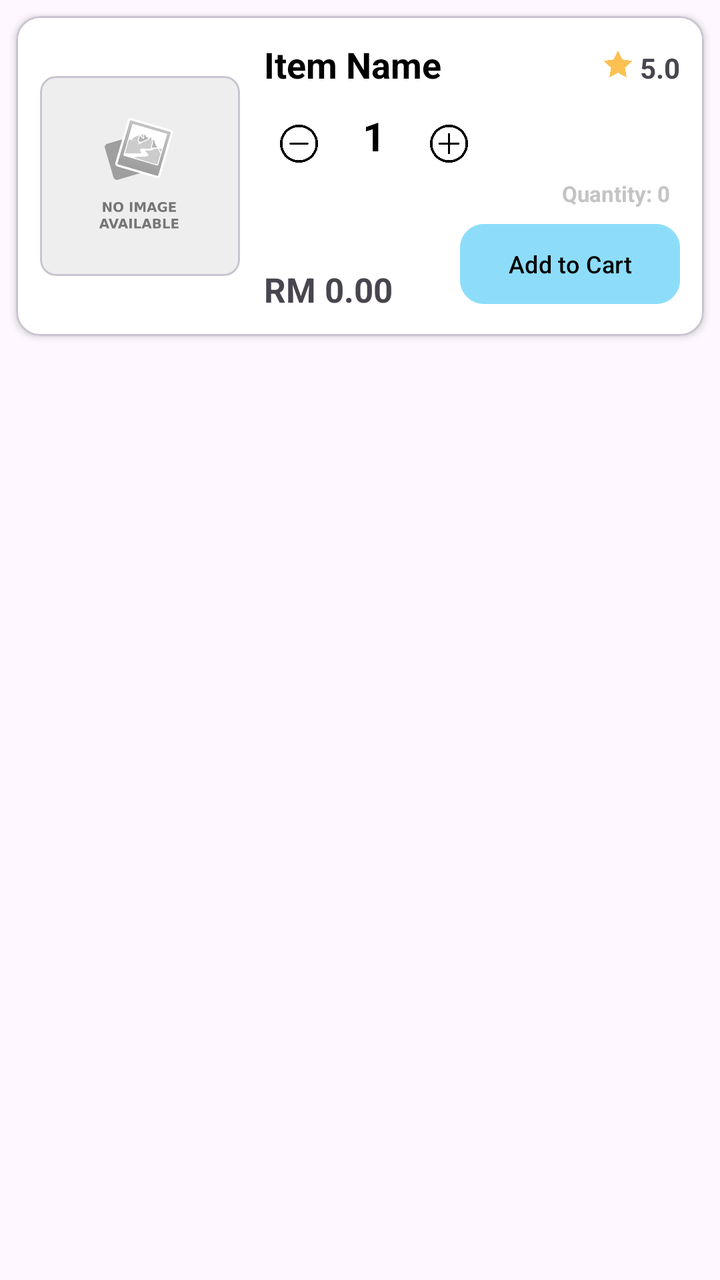
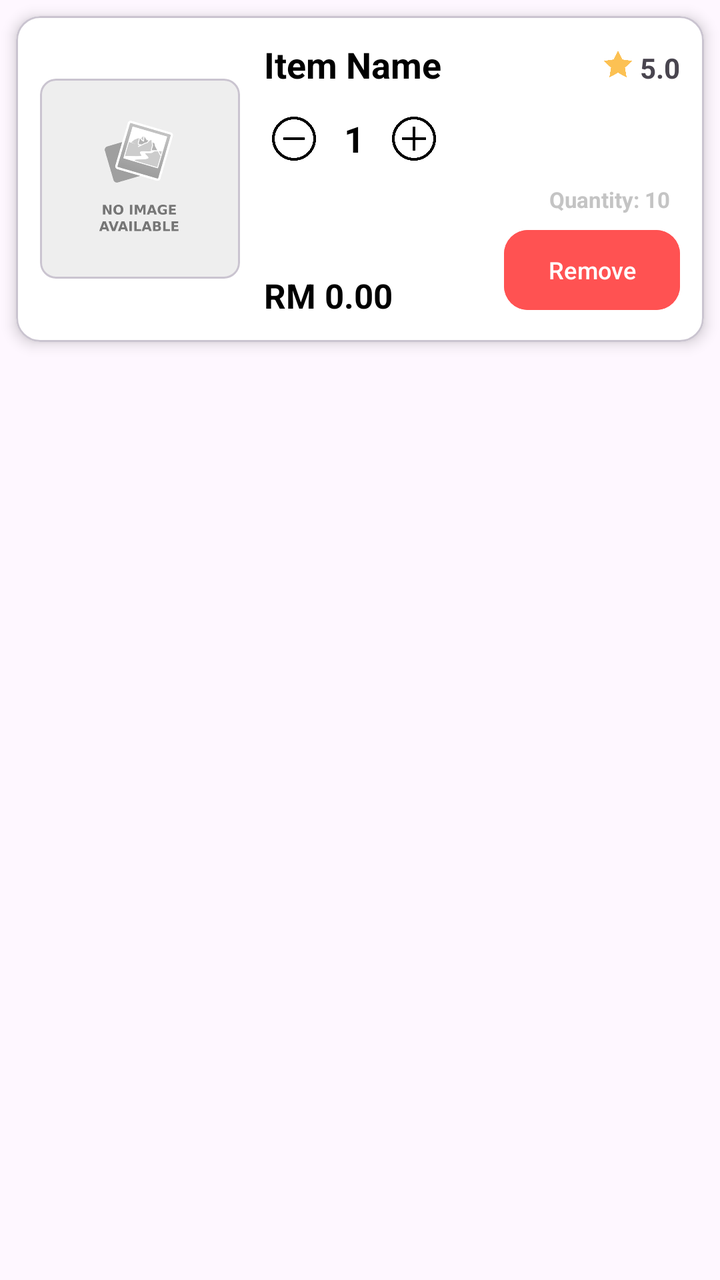

The first picture is an Android layout as it rendered before a commit; the second is the same layout after the commit. The layout source and the unified diff follow.
<!-- AndroidManifest.xml: application theme Theme.ShipEatsCustomer -->
<!-- res/layout/shopping_cart_items_layout.xml -->
<?xml version="1.0" encoding="utf-8"?>
<LinearLayout xmlns:android="http://schemas.android.com/apk/res/android"
    android:layout_width="match_parent"
    android:layout_height="match_parent"
    android:layout_marginBottom="10dp"
    xmlns:app="http://schemas.android.com/apk/res-auto">

    <com.google.android.material.card.MaterialCardView
        android:layout_width="match_parent"
        android:layout_height="wrap_content"
        android:layout_margin="8dp"
        app:cardCornerRadius="12dp"
        app:cardElevation="2dp"
        android:backgroundTint="@color/white">

        <LinearLayout
            android:layout_width="match_parent"
            android:layout_height="wrap_content"
            android:orientation="horizontal"
            android:padding="12dp"
            android:id="@+id/item_card">

            <com.google.android.material.card.MaterialCardView
                android:layout_width="100dp"
                android:layout_height="100dp"
                android:layout_gravity="center_vertical"
                app:cardCornerRadius="8dp"
                app:cardElevation="0dp">
                <ImageView
                    android:id="@+id/item_image"
                    android:layout_width="match_parent"
                    android:layout_height="match_parent"
                    android:scaleType="centerCrop"
                    android:src="@drawable/no_image_available" />
            </com.google.android.material.card.MaterialCardView>

            <LinearLayout
                android:layout_width="0dp"
                android:layout_height="wrap_content"
                android:layout_weight="1"
                android:layout_marginStart="12dp"
                android:orientation="vertical">

                <LinearLayout
                    android:layout_width="match_parent"
                    android:layout_height="wrap_content"
                    android:orientation="horizontal">

                    <TextView
                        android:id="@+id/item_name"
                        android:layout_width="0dp"
                        android:layout_height="wrap_content"
                        android:layout_weight="1"
                        android:text="Item Name"
                        android:textColor="@color/black"
                        android:textSize="18sp"
                        android:textStyle="bold" />

                    <ImageView
                        android:layout_width="14dp"
                        android:layout_height="14dp"
                        android:layout_gravity="center_vertical"
                        android:src="@drawable/rating_star_icon" />

                    <TextView
                        android:layout_width="wrap_content"
                        android:layout_height="wrap_content"
                        android:layout_marginStart="4dp"
                        android:text="5.0"
                        android:textStyle="bold" />
                </LinearLayout>

                <LinearLayout
                    android:layout_width="wrap_content"
                    android:layout_height="wrap_content"
                    android:layout_marginTop="10dp"
                    android:orientation="horizontal">

                    <ImageView
                        android:id="@+id/minus_button"
                        android:layout_width="35dp"
                        android:layout_height="35dp"
                        android:padding="8dp"
                        android:src="@drawable/minus"
                        app:tint="@color/black" />

                    <TextView
                        android:id="@+id/food_counter"
                        android:layout_width="40dp"
                        android:layout_height="wrap_content"
                        android:text="1"
                        android:textAlignment="center"
                        android:textSize="20sp"
                        android:textStyle="bold"
                        android:textColor="@color/black"/>

                    <ImageView
                        android:id="@+id/plus_button"
                        android:layout_width="35dp"
                        android:layout_height="35dp"
                        android:padding="8dp"
                        android:src="@drawable/plus"
                        app:tint="@color/black" />
                </LinearLayout>

                <LinearLayout
                    android:layout_width="match_parent"
                    android:layout_height="wrap_content"

                    android:gravity="bottom"
                    android:orientation="horizontal">

                    <TextView
                        android:id="@+id/item_price"
                        android:layout_width="0dp"
                        android:layout_height="wrap_content"
                        android:layout_weight="1"
                        android:text="RM 0.00"
                        android:textSize="17sp"
                        android:textStyle="bold" />

                    <LinearLayout
                        android:layout_width="wrap_content"
                        android:layout_height="wrap_content"
                        android:gravity="end"
                        android:orientation="vertical">

                        <TextView
                            android:layout_width="wrap_content"
                            android:layout_height="wrap_content"
                            android:paddingRight="5dp"
                            android:text="Quantity: 0"
                            android:textColor="#C4C4C4"
                            android:textSize="11sp"
                            android:textStyle="bold" />

                        <com.google.android.material.button.MaterialButton
                            android:layout_width="wrap_content"
                            android:layout_height="wrap_content"
                            android:layout_marginTop="4dp"
                            android:backgroundTint="#8DDDFA"
                            android:paddingVertical="5dp"
                            android:text="Add to Cart"
                            android:textColor="@color/black"
                            app:cornerRadius="12dp"
                            android:textSize="12sp" />
                    </LinearLayout>
                </LinearLayout>
            </LinearLayout>
        </LinearLayout>
    </com.google.android.material.card.MaterialCardView>

</LinearLayout>
<!-- resources referenced by this layout -->
<resources>
  <color name="black">#FF000000</color>
  <color name="white">#FFFFFFFF</color>
  <!-- drawable minus: png bitmap (drawable, 14594 bytes) -->
  <!-- drawable no_image_available: jpg bitmap (drawable, 45077 bytes) -->
  <!-- drawable plus: png bitmap (drawable, 15379 bytes) -->
  <!-- drawable rating_star_icon: png bitmap (drawable, 11739 bytes) -->
  <style name="Theme.ShipEatsCustomer" parent="Base.Theme.ShipEatsCustomer" />
  <style name="Base.Theme.ShipEatsCustomer" parent="Theme.Material3.DayNight.NoActionBar">
          
          
      </style>
</resources>

<!-- the commit's change to res/layout/shopping_cart_items_layout.xml (unified diff, before → after) -->
@@ -1,7 +1,7 @@
 <?xml version="1.0" encoding="utf-8"?>
 <LinearLayout xmlns:android="http://schemas.android.com/apk/res/android"
     android:layout_width="match_parent"
-    android:layout_height="match_parent"
+    android:layout_height="wrap_content"
     android:layout_marginBottom="10dp"
     xmlns:app="http://schemas.android.com/apk/res-auto">
 
@@ -10,7 +10,7 @@
         android:layout_height="wrap_content"
         android:layout_margin="8dp"
         app:cardCornerRadius="12dp"
-        app:cardElevation="2dp"
+        app:cardElevation="4dp"
         android:backgroundTint="@color/white">
 
         <LinearLayout
@@ -74,31 +74,32 @@
                     android:layout_width="wrap_content"
                     android:layout_height="wrap_content"
                     android:layout_marginTop="10dp"
-                    android:orientation="horizontal">
+                    android:orientation="horizontal"
+                    android:gravity="center_vertical">
 
                     <ImageView
                         android:id="@+id/minus_button"
-                        android:layout_width="35dp"
-                        android:layout_height="35dp"
-                        android:padding="8dp"
+                        android:layout_width="30dp"
+                        android:layout_height="30dp"
+                        android:padding="4dp"
                         android:src="@drawable/minus"
                         app:tint="@color/black" />
 
                     <TextView
                         android:id="@+id/food_counter"
-                        android:layout_width="40dp"
+                        android:layout_width="30dp"
                         android:layout_height="wrap_content"
                         android:text="1"
                         android:textAlignment="center"
-                        android:textSize="20sp"
+                        android:textSize="18sp"
                         android:textStyle="bold"
                         android:textColor="@color/black"/>
 
                     <ImageView
                         android:id="@+id/plus_button"
-                        android:layout_width="35dp"
-                        android:layout_height="35dp"
-                        android:padding="8dp"
+                        android:layout_width="30dp"
+                        android:layout_height="30dp"
+                        android:padding="4dp"
                         android:src="@drawable/plus"
                         app:tint="@color/black" />
                 </LinearLayout>
@@ -106,7 +107,7 @@
                 <LinearLayout
                     android:layout_width="match_parent"
                     android:layout_height="wrap_content"
-
+                    android:layout_marginTop="8dp"
                     android:gravity="bottom"
                     android:orientation="horizontal">
 
@@ -117,7 +118,8 @@
                         android:layout_weight="1"
                         android:text="RM 0.00"
                         android:textSize="17sp"
-                        android:textStyle="bold" />
+                        android:textStyle="bold"
+                        android:textColor="@color/black" />
 
                     <LinearLayout
                         android:layout_width="wrap_content"
@@ -129,20 +131,24 @@
                             android:layout_width="wrap_content"
                             android:layout_height="wrap_content"
                             android:paddingRight="5dp"
-                            android:text="Quantity: 0"
+                            android:text="Quantity: 10"
                             android:textColor="#C4C4C4"
                             android:textSize="11sp"
-                            android:textStyle="bold" />
+                            android:textStyle="bold"
+                            android:id="@+id/stock_quantity"/>
 
                         <com.google.android.material.button.MaterialButton
+                            android:id="@+id/btn_remove"
                             android:layout_width="wrap_content"
                             android:layout_height="wrap_content"
                             android:layout_marginTop="4dp"
-                            android:backgroundTint="#8DDDFA"
-                            android:paddingVertical="5dp"
-                            android:text="Add to Cart"
-                            android:textColor="@color/black"
+                            android:backgroundTint="#FF5252"
+                            android:paddingVertical="4dp"
+                            android:paddingHorizontal="16dp"
+                            android:text="Remove"
+                            android:textColor="@color/white"
                             app:cornerRadius="12dp"
+                            android:textAllCaps="false"
                             android:textSize="12sp" />
                     </LinearLayout>
                 </LinearLayout>
<!-- resource entries referenced after the edit -->
@@ -1,7 +1,7 @@
 <!-- resources referenced by this layout -->
 <resources>
-  <color name="black">#FF000000</color>
-  <color name="white">#FFFFFFFF</color>
+  <color name="black">#000000</color>
+  <color name="white">#FFFFFF</color>
   <!-- drawable minus: png bitmap (drawable, 14594 bytes) -->
   <!-- drawable no_image_available: jpg bitmap (drawable, 45077 bytes) -->
   <!-- drawable plus: png bitmap (drawable, 15379 bytes) -->
